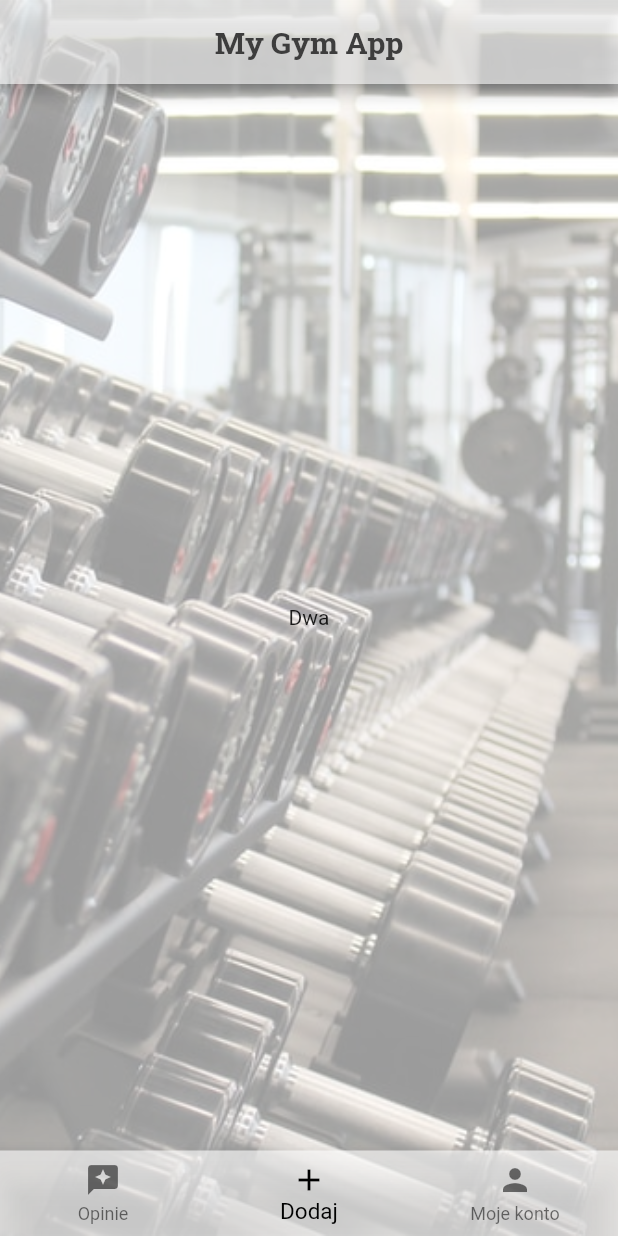
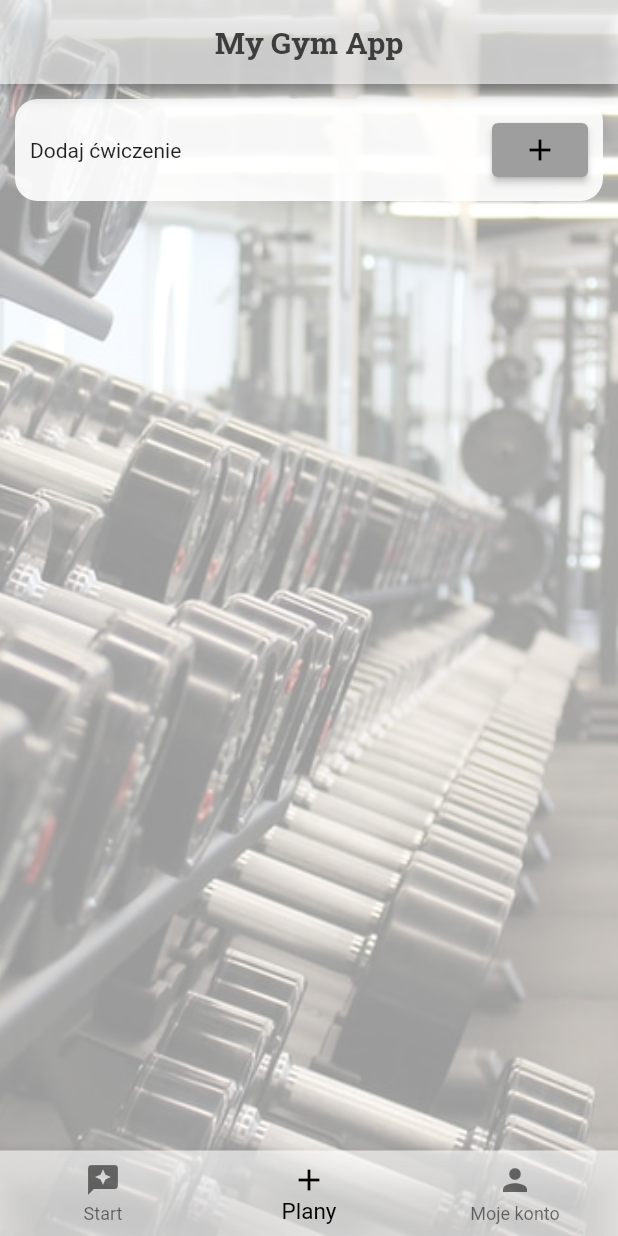
Before and after one commit to sebastiangirsza/my_gym_app, a Flutter app: the screen it shows once a user with an empty profile is signed in, item 2 of the bottom bar chosen, on a phone screen of 412 x 824 dp. Run offline on Flutter 3.47's test engine with Material 2 defaults, Android fonts, the phone set to English and light mode, and no system bars; our stand-ins replace cloud_firestore, firebase_auth, firebase_core, google_fonts; accounts and stored records are empty.

Commit message:
Add ExercisesPageContent

```diff
--- a/lib/app/home/home_page.dart
+++ b/lib/app/home/home_page.dart
@@ -3,6 +3,8 @@ import 'package:firebase_auth/firebase_auth.dart';
 import 'package:flutter/material.dart';
 import 'package:google_fonts/google_fonts.dart';
 import 'package:my_gym_app/app/home/my_account/my_account_page_content.dart';
+import 'package:my_gym_app/app/home/plans/exercises_page_content.dart';
+import 'package:my_gym_app/app/home/start/start_page_content.dart';
 
 class HomePage extends StatefulWidget {
   const HomePage({
@@ -46,10 +48,10 @@ class _HomePageState extends State<HomePage> {
           ),
           body: Builder(builder: (context) {
             if (currentIndex == 0) {
-              return const ProgressPageContent();
+              return const StartPageContent();
             }
             if (currentIndex == 1) {
-              return const AddExercisesPageContent();
+              return const ExercisesPageContent();
             }
             return MyAcountPageContent(email: widget.user.email);
           }),
@@ -66,11 +68,11 @@ class _HomePageState extends State<HomePage> {
             items: const [
               BottomNavigationBarItem(
                 icon: Icon(Icons.reviews),
-                label: 'Opinie',
+                label: 'Start',
               ),
               BottomNavigationBarItem(
                 icon: Icon(Icons.add),
-                label: 'Dodaj',
+                label: 'Plany',
               ),
               BottomNavigationBarItem(
                 icon: Icon(Icons.person),
@@ -81,60 +83,3 @@ class _HomePageState extends State<HomePage> {
         ),
       );
 }
-
-class AddExercisesPageContent extends StatelessWidget {
-  const AddExercisesPageContent({
-    Key? key,
-  }) : super(key: key);
-
-  @override
-  Widget build(BuildContext context) {
-    return const Center(
-      child: Text('Dwa'),
-    );
-  }
-}
-
-class ProgressPageContent extends StatelessWidget {
-  const ProgressPageContent({
-    Key? key,
-  }) : super(key: key);
-
-  @override
-  Widget build(BuildContext context) {
-    return StreamBuilder<QuerySnapshot<Map<String, dynamic>>>(
-        stream: FirebaseFirestore.instance.collection('gym').snapshots(),
-        builder: (context, snapshot) {
-          if (snapshot.hasError) {
-            return const Center(child: Text('Coś poszło nie tak'));
-          }
-          if (snapshot.connectionState == ConnectionState.waiting) {
-            return const Center(child: Text('Trwa ładowanie'));
-          }
-
-          final documents = snapshot.data!.docs;
-
-          return ListView(
-            children: [
-              for (final document in documents) ...[
-                Padding(
-                  padding: const EdgeInsets.all(20.0),
-                  child: Column(
-                    crossAxisAlignment: CrossAxisAlignment.start,
-                    children: [
-                      Text(document['body_part']),
-                      Row(
-                        mainAxisAlignment: MainAxisAlignment.spaceBetween,
-                        children: [
-                          Text(document['exercises']),
-                        ],
-                      ),
-                    ],
-                  ),
-                ),
-              ],
-            ],
-          );
-        });
-  }
-}
--- /dev/null
+++ b/lib/app/home/plans/exercises_page_content.dart
@@ -0,0 +1,87 @@
+import 'package:cloud_firestore/cloud_firestore.dart';
+import 'package:flutter/material.dart';
+
+class ExercisesPageContent extends StatefulWidget {
+  const ExercisesPageContent({
+    Key? key,
+  }) : super(key: key);
+
+  @override
+  State<ExercisesPageContent> createState() => _ExercisesPageContentState();
+}
+
+class _ExercisesPageContentState extends State<ExercisesPageContent> {
+  @override
+  Widget build(BuildContext context) {
+    return StreamBuilder<QuerySnapshot<Map<String, dynamic>>>(
+        stream: FirebaseFirestore.instance.collection('gym').snapshots(),
+        builder: (context, snapshot) {
+          if (snapshot.hasError) {
+            return const Center(child: Text('Coś poszło nie tak'));
+          }
+          if (snapshot.connectionState == ConnectionState.waiting) {
+            return const Center(child: Text('Trwa ładowanie'));
+          }
+
+          final documents = snapshot.data!.docs;
+
+          return ListView(
+            children: [
+              Padding(
+                padding: const EdgeInsets.all(10.0),
+                child: Container(
+                    decoration: BoxDecoration(
+                      borderRadius: BorderRadius.circular(15),
+                      color: Colors.white.withOpacity(0.9),
+                    ),
+                    child: Padding(
+                      padding: const EdgeInsets.all(10.0),
+                      child: Row(
+                        mainAxisAlignment: MainAxisAlignment.spaceBetween,
+                        children: [
+                          const Text('Dodaj ćwiczenie'),
+                          ElevatedButton(
+                              onPressed: () {}, child: const Icon(Icons.add))
+                        ],
+                      ),
+                    )),
+              ),
+              for (final document in documents) ...[
+                Padding(
+                  padding: const EdgeInsets.all(10.0),
+                  child: Column(
+                    crossAxisAlignment: CrossAxisAlignment.start,
+                    children: [
+                      Container(
+                        decoration: BoxDecoration(
+                          borderRadius: BorderRadius.circular(15),
+                          color: Colors.white.withOpacity(0.6),
+                        ),
+                        child: Padding(
+                          padding: const EdgeInsets.all(10.0),
+                          child: Row(
+                            mainAxisAlignment: MainAxisAlignment.spaceBetween,
+                            children: [
+                              Column(
+                                crossAxisAlignment: CrossAxisAlignment.start,
+                                children: [
+                                  Text(document['body_part']),
+                                  Text(document['exercises']),
+                                ],
+                              ),
+                              ElevatedButton(
+                                  onPressed: () {},
+                                  child: const Icon(Icons.delete))
+                            ],
+                          ),
+                        ),
+                      ),
+                    ],
+                  ),
+                ),
+              ],
+            ],
+          );
+        });
+  }
+}
--- /dev/null
+++ b/lib/app/home/start/start_page_content.dart
@@ -0,0 +1,19 @@
+import 'package:flutter/material.dart';
+
+class StartPageContent extends StatefulWidget {
+  const StartPageContent({
+    Key? key,
+  }) : super(key: key);
+
+  @override
+  State<StartPageContent> createState() => _StartPageContentState();
+}
+
+class _StartPageContentState extends State<StartPageContent> {
+  @override
+  Widget build(BuildContext context) {
+    return const Center(
+      child: Text('Dwa'),
+    );
+  }
+}
```
